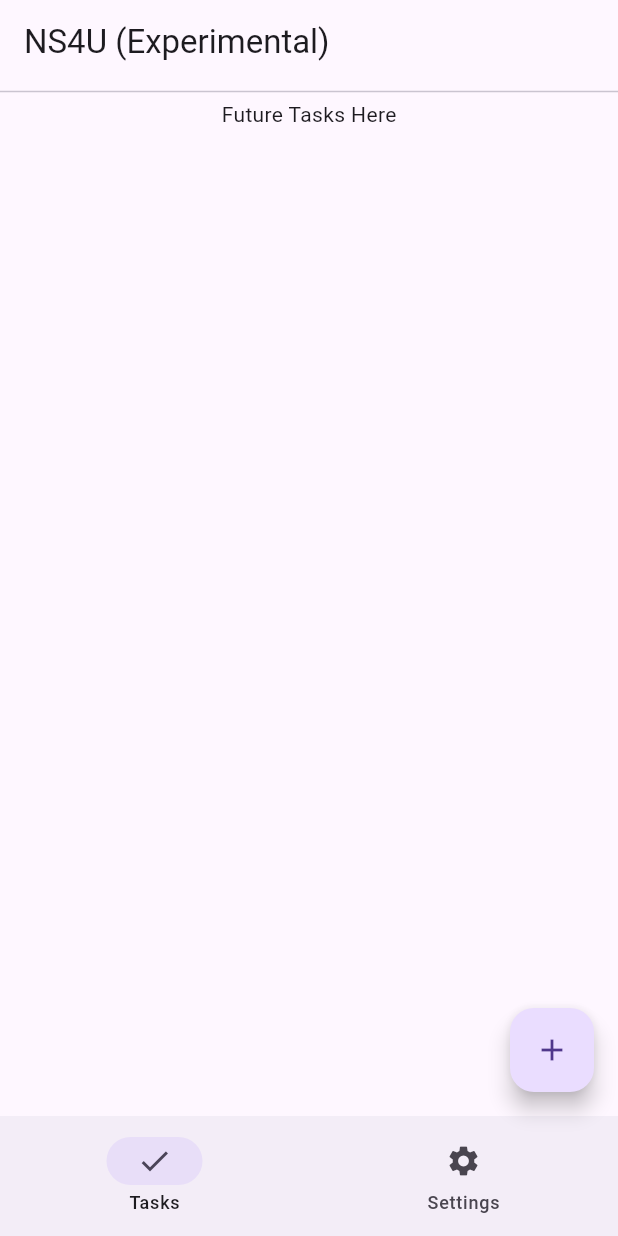
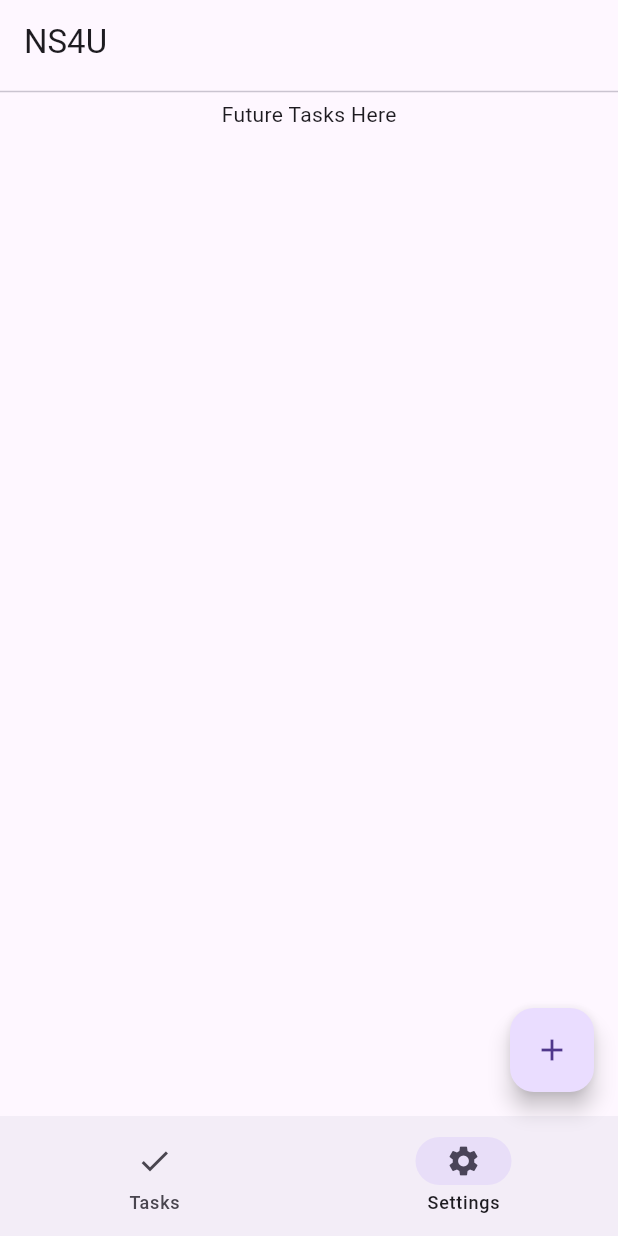
Before and after one commit to say-no-to-sleep/NS4U, a Flutter app: the screen it shows after launch, on a phone screen of 412 x 824 dp. Run offline on Flutter 3.47's test engine with Material 2 defaults, Android fonts, the phone set to English and light mode, and no system bars.

```diff
--- a/lib/main.dart
+++ b/lib/main.dart
@@ -2,6 +2,7 @@
 
 import 'package:flutter/material.dart';
 import 'package:app/tasks_page.dart';
+import 'package:app/settings_page.dart';
 
 void main() async {
   runApp(const MyApp());
@@ -31,16 +32,17 @@ class RootPage extends StatefulWidget {
 }
 
 class _RootPageState extends State<RootPage> {
-  int currentPage = 0;
+  int currentPage = 1;
   List<Widget> pages = const [
     TaskPage(),
+    SettingsPage(),
   ];
 
   @override
   Widget build(BuildContext context) {
     return Scaffold(
       appBar: AppBar(
-        title: const Text('NS4U (Experimental)'),
+        title: const Text('NS4U'),
       ),
       body: const TaskPage(),
       floatingActionButton: FloatingActionButton(
```
Also changed, not shown: lib/settings_page.dart (added, +12 -0 lines).
